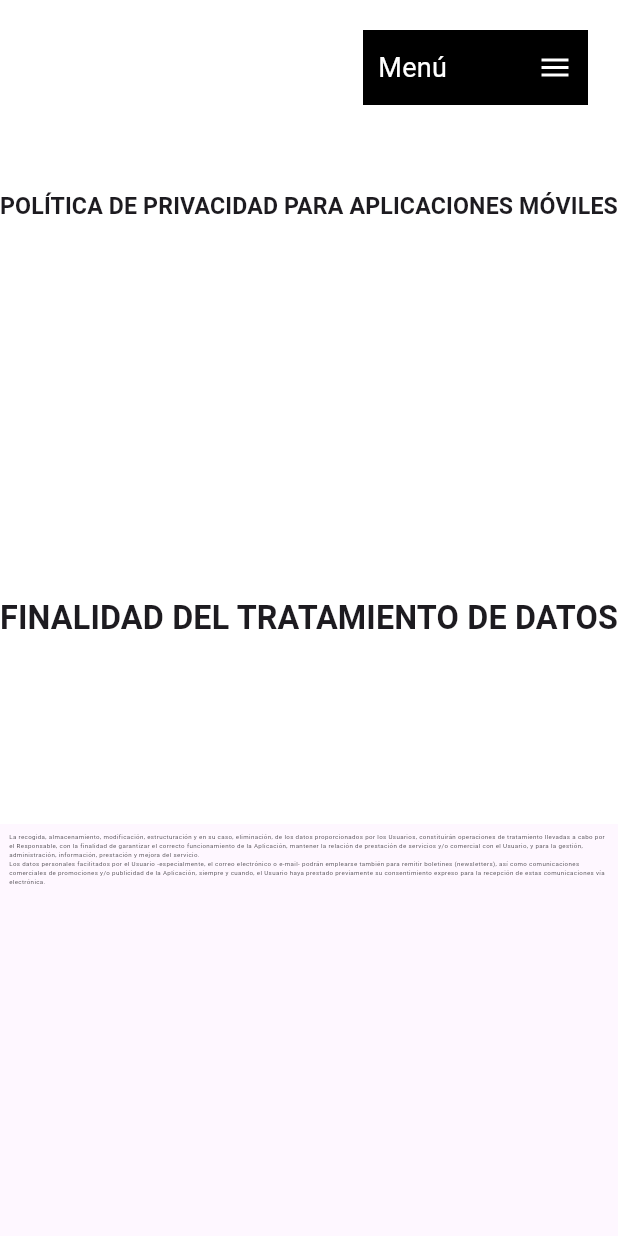
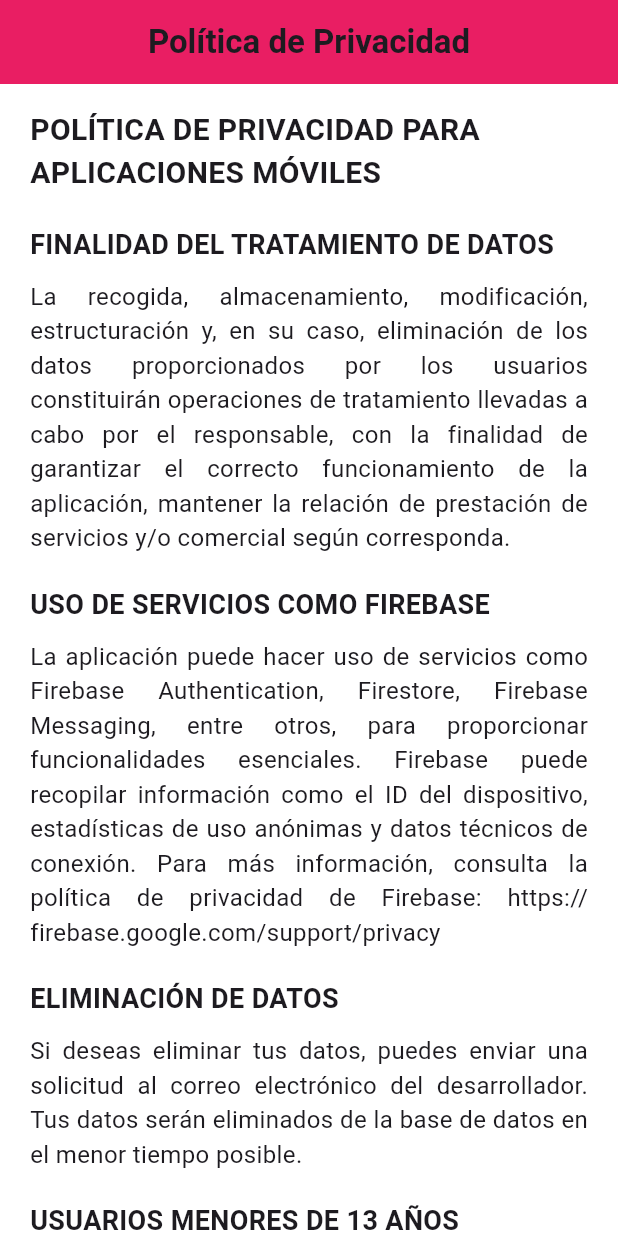
Before and after one commit to Masp2601/politicas_movil, a Flutter app: the screen it shows after launch, on a phone screen of 412 x 824 dp. Run offline on Flutter 3.47's test engine with Material 3 defaults, Android fonts, the phone set to English and light mode, and no system bars; our stand-ins replace animate_do, firebase_core, fluro, google_fonts; missing offline and left inert: universal_html; accounts and stored records are empty.

Commit message:
update design

```diff
--- a/lib/ui/pages/home_page.dart
+++ b/lib/ui/pages/home_page.dart
@@ -20,7 +20,7 @@ class HomePage extends StatelessWidget {
         child: Stack(
           children: [
             _HomeBody(),
-            Positioned(right: 20, top: 20, child: CustomAppMenu()),
+            //Positioned(right: 20, top: 20, child: CustomAppMenu()),
           ],
         ),
       ),
--- a/lib/ui/views/home_view.dart
+++ b/lib/ui/views/home_view.dart
@@ -4,73 +4,104 @@ import 'package:google_fonts/google_fonts.dart';
 class HomeView extends StatelessWidget {
   @override
   Widget build(BuildContext context) {
-    double screenHeight = MediaQuery.of(context).size.height;
-    double screenWidth = MediaQuery.of(context).size.width;
-
     return Scaffold(
-      body: Column(
-        children: [
-          Expanded(
-            child: Container(
-              color: Colors.white,
-              child: Center(
-                child: FittedBox(
-                  fit: BoxFit.contain,
-                  child: Text(
-                    'POLÍTICA DE PRIVACIDAD PARA APLICACIONES MÓVILES',
+      backgroundColor: Colors.white,
+      appBar: AppBar(
+        automaticallyImplyLeading: false, // Oculta la flecha
+        backgroundColor: Colors.pink,
+        centerTitle: true,
+        title: Text(
+          'Política de Privacidad',
           style: GoogleFonts.montserratAlternates(
-                      fontSize: screenHeight *
-                          0.8, // Ajusta el tamaño según la altura de la pantalla
             fontWeight: FontWeight.bold,
           ),
         ),
       ),
-              ),
-            ),
-          ),
-          Expanded(
-            child: Container(
-              color: Colors.white,
-              child: Center(
-                child: FittedBox(
-                  fit: BoxFit.contain,
-                  child: Text(
-                    'FINALIDAD DEL TRATAMIENTO DE DATOS',
+      body: SingleChildScrollView(
+        padding: const EdgeInsets.symmetric(horizontal: 20, vertical: 16),
+        child: Column(
+          crossAxisAlignment: CrossAxisAlignment.start,
+          children: [
+            Text(
+              'POLÍTICA DE PRIVACIDAD PARA APLICACIONES MÓVILES',
               style: GoogleFonts.montserratAlternates(
-                      fontSize: screenHeight *
-                          0.06, // Ajusta el tamaño según la altura de la pantalla
+                fontSize: 20,
                 fontWeight: FontWeight.bold,
               ),
             ),
+            const SizedBox(height: 20),
+            Text(
+              'FINALIDAD DEL TRATAMIENTO DE DATOS',
+              style: GoogleFonts.montserratAlternates(
+                fontSize: 18,
+                fontWeight: FontWeight.bold,
               ),
             ),
+            const SizedBox(height: 10),
+            Text(
+              '''La recogida, almacenamiento, modificación, estructuración y, en su caso, eliminación de los datos proporcionados por los usuarios constituirán operaciones de tratamiento llevadas a cabo por el responsable, con la finalidad de garantizar el correcto funcionamiento de la aplicación, mantener la relación de prestación de servicios y/o comercial según corresponda.''',
+              style: GoogleFonts.montserratAlternates(fontSize: 16),
+              textAlign: TextAlign.justify,
+            ),
+            const SizedBox(height: 20),
+            Text(
+              'USO DE SERVICIOS COMO FIREBASE',
+              style: GoogleFonts.montserratAlternates(
+                fontSize: 18,
+                fontWeight: FontWeight.bold,
               ),
             ),
-          Expanded(
-            child: Padding(
-              padding: const EdgeInsets.all(6.0),
-              child: SingleChildScrollView(
-                child: Column(
-                  children: [
+            const SizedBox(height: 10),
             Text(
-                      'La recogida, almacenamiento, modificación, estructuración y en su caso, eliminación, de los datos proporcionados por los Usuarios, constituirán operaciones de tratamiento llevadas a cabo por el Responsable, con la finalidad de garantizar el correcto funcionamiento de la Aplicación, mantener la relación de prestación de servicios y/o comercial con el Usuario, y para la gestión, administración, información, prestación y mejora del servicio.',
-                      style: TextStyle(
-                          fontSize: screenWidth *
-                              0.01), // Ajusta el tamaño según el ancho de la pantalla
+              '''La aplicación puede hacer uso de servicios como Firebase Authentication, Firestore, Firebase Messaging, entre otros, para proporcionar funcionalidades esenciales. Firebase puede recopilar información como el ID del dispositivo, estadísticas de uso anónimas y datos técnicos de conexión. Para más información, consulta la política de privacidad de Firebase: https://firebase.google.com/support/privacy''',
+              style: GoogleFonts.montserratAlternates(fontSize: 16),
+              textAlign: TextAlign.justify,
             ),
+            const SizedBox(height: 20),
             Text(
-                      'Los datos personales facilitados por el Usuario -especialmente, el correo electrónico o e-mail- podrán emplearse también para remitir boletines (newsletters), así como comunicaciones comerciales de promociones y/o publicidad de la Aplicación, siempre y cuando, el Usuario haya prestado previamente su consentimiento expreso para la recepción de estas comunicaciones vía electrónica.',
-                      style: TextStyle(
-                          fontSize: screenWidth *
-                              0.01), // Ajusta el tamaño según el ancho de la pantalla
+              'ELIMINACIÓN DE DATOS',
+              style: GoogleFonts.montserratAlternates(
+                fontSize: 18,
+                fontWeight: FontWeight.bold,
+              ),
+            ),
+            const SizedBox(height: 10),
+            Text(
+              '''Si deseas eliminar tus datos, puedes enviar una solicitud al correo electrónico del desarrollador. Tus datos serán eliminados de la base de datos en el menor tiempo posible.''',
+              style: GoogleFonts.montserratAlternates(fontSize: 16),
+              textAlign: TextAlign.justify,
+            ),
+            const SizedBox(height: 20),
+            Text(
+              'USUARIOS MENORES DE 13 AÑOS',
+              style: GoogleFonts.montserratAlternates(
+                fontSize: 18,
+                fontWeight: FontWeight.bold,
+              ),
+            ),
+            const SizedBox(height: 10),
+            Text(
+              '''La aplicación puede ser utilizada por menores de edad bajo la supervisión de un adulto. No se recopilan intencionadamente datos de menores sin consentimiento verificable.''',
+              style: GoogleFonts.montserratAlternates(fontSize: 16),
+              textAlign: TextAlign.justify,
+            ),
+            const SizedBox(height: 20),
+            Text(
+              'CONTACTO',
+              style: GoogleFonts.montserratAlternates(
+                fontSize: 18,
+                fontWeight: FontWeight.bold,
+              ),
+            ),
+            const SizedBox(height: 10),
+            Text(
+              'Si tienes preguntas sobre esta política o deseas ejercer tus derechos de acceso o eliminación de datos, escríbenos a: masp2601@gmail.com',
+              style: GoogleFonts.montserratAlternates(fontSize: 16),
+              textAlign: TextAlign.justify,
             ),
           ],
         ),
       ),
-            ),
-          ),
-        ],
-      ),
     );
   }
 }
```
Lines whose indentation alone changed are shown as unchanged.
